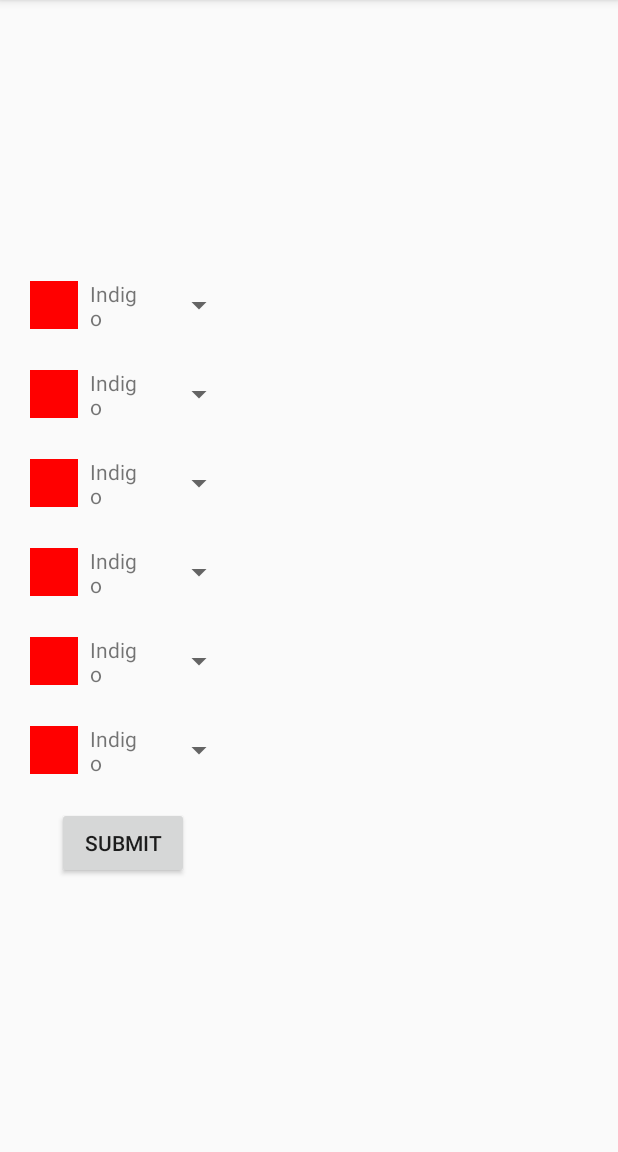
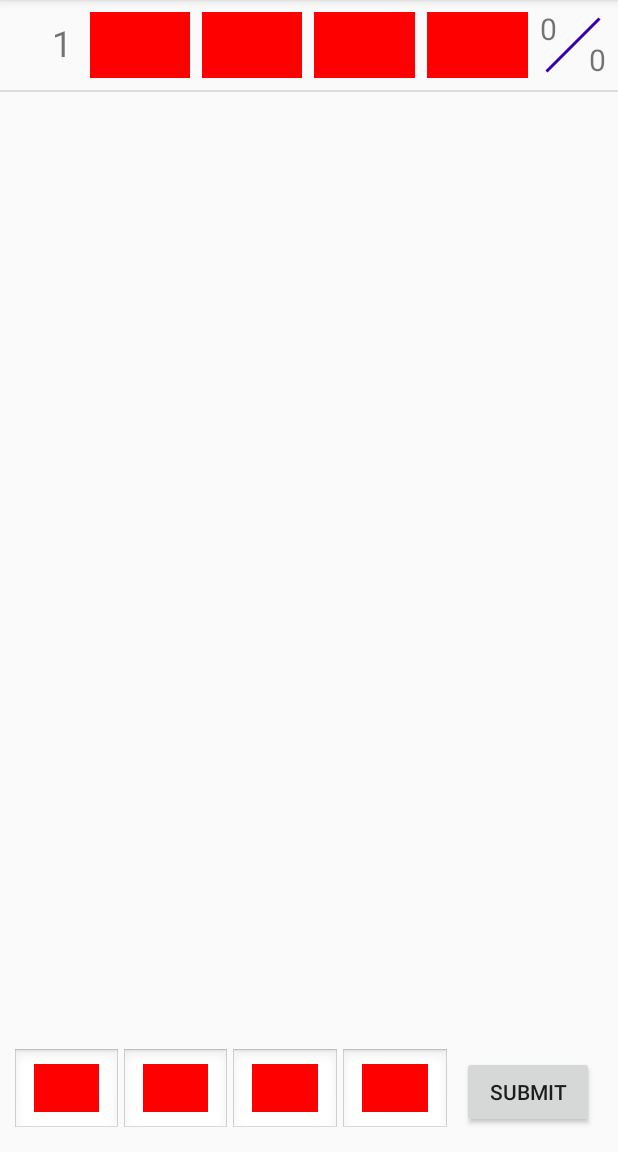
Before and after one commit to shifdub/codebreaker-android, an Android app: the screen it shows after launch (MainActivity), after a tap on "SUBMIT", on a phone screen of 412 x 824 dp, the part 84-1236 px from its top. Run offline under Robolectric (Android 15) with nearby library versions, the phone set to English and light mode, and no system bars.

Commit message:
spinners in workin

```diff
--- a/app/src/main/java/edu/cnm/deepdive/codebreaker/adapter/CodeCharacterAdapter.java
+++ b/app/src/main/java/edu/cnm/deepdive/codebreaker/adapter/CodeCharacterAdapter.java
@@ -10,31 +10,42 @@ import androidx.annotation.NonNull;
 import androidx.annotation.Nullable;
 import edu.cnm.deepdive.codebreaker.R;
 import edu.cnm.deepdive.codebreaker.databinding.SwatchSpinnerDropdownItemBinding;
+import edu.cnm.deepdive.codebreaker.databinding.SwatchSpinnerItemBinding;
 import java.util.Map;
 
 public class CodeCharacterAdapter extends ArrayAdapter<Character> {
 
   private final Map<Character, Integer> colorValueMap;
   private final Map<Character, String> colorLabelMap;
-  private final Spinner spinner;
   private final LayoutInflater inflater;
 
-
   public CodeCharacterAdapter(Context context, Map<Character, Integer> colorValueMap,
-      Map<Character, String> colorLabelMap, Character[] codes, Spinner spinner) {
-    super(context, R.layout.swatch_spinner_dropdown_item, codes);
+      Map<Character, String> colorLabelMap, Character[] codes) {
+    super(context, R.layout.swatch_spinner_item, R.id.label, codes);
+    setDropDownViewResource(R.layout.swatch_spinner_dropdown_item);
     this.colorValueMap = colorValueMap;
     this.colorLabelMap = colorLabelMap;
     inflater = LayoutInflater.from(context);
-    this.spinner = spinner;
-
-
   }
 
   @NonNull
   @Override
   public View getView(int position, @Nullable View convertView, @NonNull ViewGroup parent) {
-    SwatchSpinnerDropdownItemBinding binding = (convertView !=null)
+    SwatchSpinnerItemBinding binding = (convertView != null)
+        ? SwatchSpinnerItemBinding.bind(convertView)
+        : SwatchSpinnerItemBinding.inflate(inflater);
+    Character c = getItem(position);
+    binding.swatch.setBackgroundColor(colorValueMap.get(c));
+    String label = colorLabelMap.get(c);
+    binding.swatch.setContentDescription(label);
+    binding.label.setText(label);
+    return binding.getRoot();
+  }
+
+  @NonNull
+  @Override
+  public View getDropDownView(int position, @Nullable View convertView, @NonNull ViewGroup parent) {
+    SwatchSpinnerDropdownItemBinding binding = (convertView != null)
         ? SwatchSpinnerDropdownItemBinding.bind(convertView)
         : SwatchSpinnerDropdownItemBinding.inflate(inflater);
     Character c = getItem(position);
@@ -42,10 +53,7 @@ public class CodeCharacterAdapter extends ArrayAdapter<Character> {
     String label = colorLabelMap.get(c);
     binding.swatch.setContentDescription(label);
     binding.label.setText(label);
-    binding.label.setVisibility(
-        (position == spinner.getSelectedItemPosition()) ? View.GONE : View.VISIBLE) ;
+    return binding.getRoot();
+  }
 
-    return binding.getRoot();
-
-  }
 }
--- a/app/src/main/java/edu/cnm/deepdive/codebreaker/controller/GameFragment.java
+++ b/app/src/main/java/edu/cnm/deepdive/codebreaker/controller/GameFragment.java
@@ -1,7 +1,6 @@
 package edu.cnm.deepdive.codebreaker.controller;
 
 import android.content.res.Resources;
-import android.graphics.Color;
 import android.os.Bundle;
 import android.text.InputFilter;
 import android.text.Spanned;
@@ -56,7 +55,6 @@ public class GameFragment extends Fragment implements InputFilter {
     return binding.getRoot();
   }
 
-
   @Override
   public void onViewCreated(@NonNull View view, @Nullable Bundle savedInstanceState) {
     super.onViewCreated(view, savedInstanceState);
@@ -102,10 +100,9 @@ public class GameFragment extends Fragment implements InputFilter {
 
   private void setupMaps() {
     char[] colorCodes = getString(R.string.color_codes).toCharArray();
-    this.codeCharacters = getString(R.string.color_codes).chars()
-        .mapToObj((value) -> (char) value )
-            .toArray(Character[] :: new);
-
+    codeCharacters = getString(R.string.color_codes).chars()
+        .mapToObj((value) -> (char) value)
+        .toArray(Character[]::new);
     Resources resources = getResources();
     int[] colorValues = resources.getIntArray(R.array.color_values);
     String[] colorLabels = resources.getStringArray(R.array.color_labels);
@@ -113,9 +110,7 @@ public class GameFragment extends Fragment implements InputFilter {
     colorLabelMap = buildLabelMap(colorCodes, colorLabels);
   }
 
-
   private void setupViews() {
-
     binding.submit.setOnClickListener((view) -> recordGuess());
     int maxCodeLength = getResources().getInteger(R.integer.code_length_pref_max);
     spinners = new Spinner[maxCodeLength];
@@ -124,12 +119,11 @@ public class GameFragment extends Fragment implements InputFilter {
       Spinner spinner =
           (Spinner) inflater.inflate(R.layout.swatch_spinner, binding.guessControls, false);
       CodeCharacterAdapter adapter = new CodeCharacterAdapter(
-          getContext(), colorValueMap, colorLabelMap, codeCharacters, spinner);
+          getContext(), colorValueMap, colorLabelMap, codeCharacters);
       spinner.setAdapter(adapter);
       spinners[i] = spinner;
-      binding.guessControls.addView(spinner, i);
+      binding.spinners.addView(spinner);
     }
-
   }
 
   private void setupViewModel() {
@@ -149,11 +143,17 @@ public class GameFragment extends Fragment implements InputFilter {
     binding.guessList.setAdapter(adapter);
     binding.guessList.setSelection(adapter.getCount() - 1);
     codeLength = game.getLength();
-    // binding.guess.setText("");
+    for (int i = 0; i < spinners.length; i++) {
+      spinners[i].setVisibility((i < codeLength) ? View.VISIBLE : View.GONE);
+    }
   }
 
   private void recordGuess() {
-   //  viewModel.guess(binding.guess.getText().toString().trim().toUpperCase());
+    StringBuilder builder = new StringBuilder(codeLength);
+    for (int i = 0; i < codeLength; i++) {
+      builder.append(codeCharacters[spinners[i].getSelectedItemPosition()]);
+    }
+    viewModel.guess(builder.toString());
   }
 
   private void startGame() {
--- a/app/src/main/res/layout/fragment_game.xml
+++ b/app/src/main/res/layout/fragment_game.xml
@@ -7,18 +7,30 @@
   android:layout_height="match_parent"
   tools:context=".controller.GameFragment">
 
+  <ListView
+    android:id="@+id/guess_list"
+    android:layout_width="match_parent"
+    android:layout_height="0dp"
+    app:layout_constraintTop_toTopOf="parent"
+    app:layout_constraintStart_toStartOf="parent"
+    app:layout_constraintBottom_toTopOf="@id/guess_controls"/>
+
   <LinearLayout
     android:id="@+id/guess_controls"
-    android:layout_width="0dp"
-    android:layout_height="0dp"
-    android:orientation="vertical"
+    android:layout_width="match_parent"
+    android:layout_height="wrap_content"
+    android:orientation="horizontal"
     android:padding="@dimen/half_margin"
-    android:gravity="center"
+    android:gravity="end|center_vertical"
     app:layout_constraintStart_toStartOf="parent"
-    app:layout_constraintTop_toTopOf="parent"
-    app:layout_constraintBottom_toBottomOf="parent"
-    app:layout_constraintEnd_toStartOf="@id/guess_list"
-    app:layout_constraintHorizontal_weight="2">
+    app:layout_constraintBottom_toBottomOf="parent">
+
+    <LinearLayout
+      android:id="@+id/spinners"
+      android:orientation="horizontal"
+      android:layout_width="0dp"
+      android:layout_height="wrap_content"
+      android:layout_weight="1"/>
 
     <Button
       android:id="@+id/submit"
@@ -29,14 +41,4 @@
 
   </LinearLayout>
 
-  <ListView
-    android:id="@+id/guess_list"
-    android:layout_width="0dp"
-    android:layout_height="0dp"
-    app:layout_constraintTop_toTopOf="parent"
-    app:layout_constraintEnd_toEndOf="parent"
-    app:layout_constraintBottom_toBottomOf="parent"
-    app:layout_constraintStart_toEndOf="@id/guess_controls"
-    app:layout_constraintHorizontal_weight="3"/>
-
 </androidx.constraintlayout.widget.ConstraintLayout>
--- a/app/src/main/res/layout/swatch_spinner.xml
+++ b/app/src/main/res/layout/swatch_spinner.xml
@@ -1,5 +1,7 @@
 <?xml version="1.0" encoding="utf-8"?>
 <Spinner
   xmlns:android="http://schemas.android.com/apk/res/android"
-  android:layout_width="wrap_content"
-  android:layout_height="wrap_content"/>
+  android:layout_width="0dp"
+  android:layout_height="wrap_content"
+  android:layout_weight="1"
+  android:background="@android:drawable/edit_text"/>
--- a/app/src/main/res/layout/swatch_spinner_dropdown_item.xml
+++ b/app/src/main/res/layout/swatch_spinner_dropdown_item.xml
@@ -17,7 +17,7 @@
     tools:ignore="ContentDescription"/>
 
   <TextView
-    android:id="@+id/lsbe"
+    android:id="@+id/label"
     android:layout_width="wrap_content"
     android:layout_height="wrap_content"
     android:layout_margin="@dimen/half_static_spacing"
--- a/app/src/main/res/layout/swatch_spinner_item.xml
+++ b/app/src/main/res/layout/swatch_spinner_item.xml
@@ -4,20 +4,20 @@
   android:orientation="horizontal"
   android:layout_width="wrap_content"
   android:layout_height="wrap_content"
-  android:padding="@dimen/half_margin"
-  android:gravity="start|center_vertical"
+  android:gravity="center"
   tools:ignore="UseCompoundDrawables">
 
 
   <ImageView
     android:id="@+id/swatch"
-    android:layout_width="32dp"
+    android:layout_width="0dp"
     android:layout_height="32dp"
     android:layout_margin="@dimen/half_static_spacing"
+    android:layout_weight="1"
     tools:ignore="ContentDescription"/>
 
   <TextView
-    android:id="@+id/lsbe"
+    android:id="@+id/label"
     android:layout_width="wrap_content"
     android:layout_height="wrap_content"
     android:layout_margin="@dimen/half_static_spacing"
```
Also changed, not shown: app/src/main/res/layout/fragment_game2.xml (+24 -23 lines).
